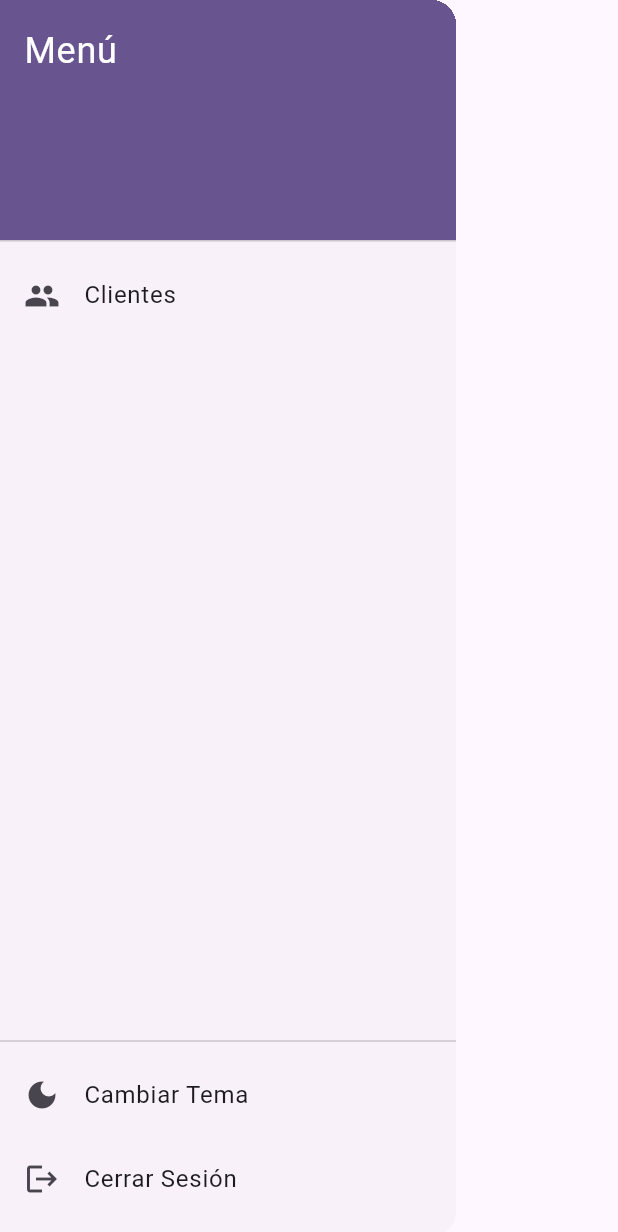
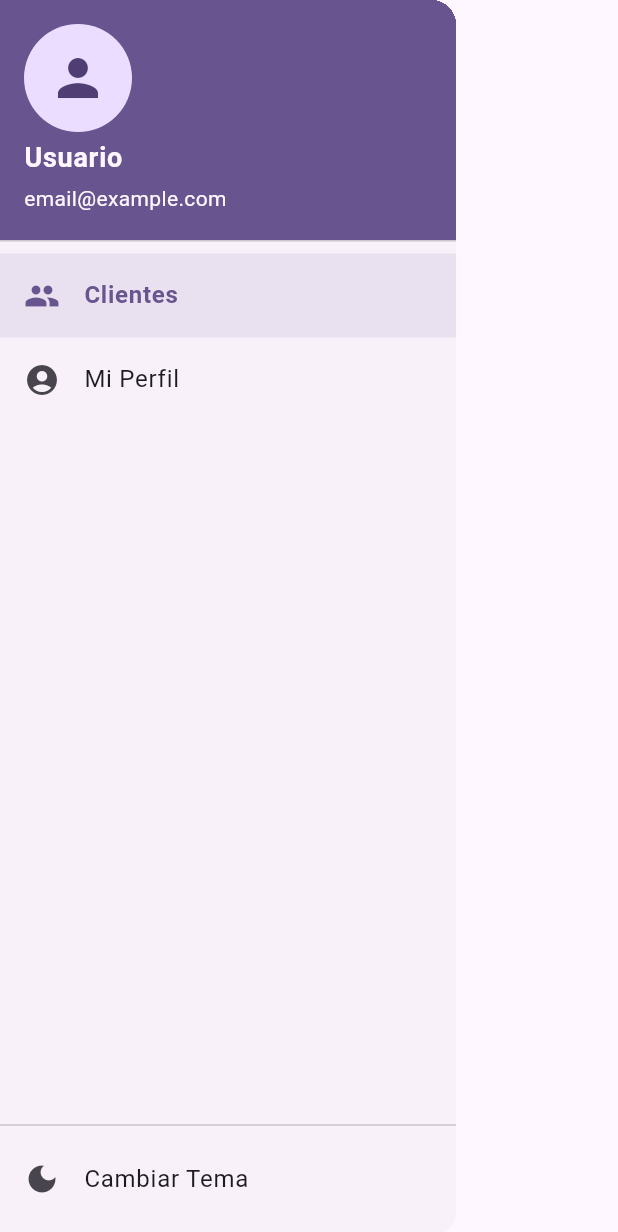
Before and after one commit to tumbururesort-byte/centro_canino_app, a Flutter app: the AppDrawer widget shown alone on an empty page, opened directly, on a phone screen of 412 x 824 dp. Shown: the top 1232 px of the screen. Run offline on Flutter 3.47's test engine with Material 3 defaults, Android fonts, the phone set to English and light mode, and no system bars; our stand-ins replace drift, google_fonts, shared_preferences; accounts and stored records are empty; generated files the repository leaves out were written again.

Commit message:
feat: Implementa perfil de usuario y mejora la navegación

```diff
--- a/lib/providers/auth_provider.dart
+++ b/lib/providers/auth_provider.dart
@@ -1,3 +1,4 @@
+
 import 'package:flutter/material.dart';
 import 'package:shared_preferences/shared_preferences.dart';
 import '../data/remote/odoo_service.dart';
@@ -9,19 +10,24 @@ class AuthProvider with ChangeNotifier {
   OdooService? get odooService => _odooService;
   bool get isLoggedIn => _odooService != null && _odooService!.uid != null;
   int? get uid => _odooService?.uid;
+  String? get userName => _odooService?.userName;
+  String? get userLogin => _odooService?.userLogin;
+  String? get serverUrl => _odooService?.url;
+  String? get dbName => _odooService?.db;
 
-  bool _autoLoginAttempted = false; // Para evitar reintentos infinitos
+  bool _autoLoginAttempted = false;
 
   AuthProvider({required this.sharedPreferences});
 
   Future<void> login(OdooService service) async {
     _odooService = service;
 
-    // Guardar sesión
     await sharedPreferences.setString('odoo_url', service.url);
     await sharedPreferences.setString('odoo_db', service.dbName);
     await sharedPreferences.setString('odoo_session_id', service.sessionId!);
     await sharedPreferences.setInt('odoo_uid', service.uid!);
+    await sharedPreferences.setString('odoo_user_name', service.userName!);
+    await sharedPreferences.setString('odoo_user_login', service.userLogin!);
 
     notifyListeners();
   }
@@ -30,16 +36,11 @@ class AuthProvider with ChangeNotifier {
     _odooService?.dispose();
     _odooService = null;
 
-    // Limpiar sesión guardada
-    await sharedPreferences.remove('odoo_url');
-    await sharedPreferences.remove('odoo_db');
-    await sharedPreferences.remove('odoo_session_id');
-    await sharedPreferences.remove('odoo_uid');
+    await sharedPreferences.clear(); // Limpiamos todo por simplicidad
 
     notifyListeners();
   }
 
-  // Intenta loguearse automáticamente al iniciar la app.
   Future<void> tryAutoLogin() async {
     if (_autoLoginAttempted) return;
     _autoLoginAttempted = true;
@@ -48,18 +49,17 @@ class AuthProvider with ChangeNotifier {
     final db = sharedPreferences.getString('odoo_db');
     final sessionId = sharedPreferences.getString('odoo_session_id');
     final uid = sharedPreferences.getInt('odoo_uid');
+    final userName = sharedPreferences.getString('odoo_user_name');
+    final userLogin = sharedPreferences.getString('odoo_user_login');
 
-    if (url != null && db != null && sessionId != null && uid != null) {
+    if (url != null && db != null && sessionId != null && uid != null && userName != null && userLogin != null) {
       try {
-        // Creamos una instancia de OdooService con los datos guardados
         final service = OdooService(serverUrl: url, dbName: db);
-        // Restauramos la sesión
-        service.restoreSession(sessionId, uid);
+        service.restoreSession(sessionId, uid, userName, userLogin);
 
         _odooService = service;
         notifyListeners();
       } catch (e) {
-        // Si falla la restauración, limpiamos las credenciales corruptas
         await logout();
       }
     }
--- a/lib/providers/navigation_provider.dart
+++ b/lib/providers/navigation_provider.dart
@@ -1,35 +1,40 @@
+
 import 'package:flutter/material.dart';
-import '../pages/clientes_page.dart';
+
+// Enum para representar las páginas principales de la aplicación
+enum AppPage {
+  clientes,
+  perfil,
+}
 
 class NavigationProvider with ChangeNotifier {
-  Widget _currentPage = const ClientesPage();
-  String _currentPageTitle = 'Clientes';
+  AppPage _currentPage = AppPage.clientes; // Página inicial
   VoidCallback? _fabAction;
+  String _searchQuery = '';
 
-  // Propiedades para la búsqueda
-  String _searchQuery = '';
+  // Getters públicos
+  AppPage get currentPage => _currentPage;
+  VoidCallback? get fabAction => _fabAction;
   String get searchQuery => _searchQuery;
 
+  // Cambia la página actual
+  void changePage(AppPage page) {
+    if (_currentPage == page) return; // No hacer nada si ya estamos en la página
+
+    _currentPage = page;
+    _fabAction = null; // Reseteamos la acción del FAB
+    _searchQuery = ''; // Reseteamos la búsqueda
+    notifyListeners();
+  }
+
+  // Métodos para la búsqueda
   void updateSearchQuery(String query) {
     _searchQuery = query;
     notifyListeners();
   }
 
-
-  Widget get currentPage => _currentPage;
-  String get currentPageTitle => _currentPageTitle;
-  VoidCallback? get fabAction => _fabAction;
-
-  void changePage(Widget page, String title) {
-    _currentPage = page;
-    _currentPageTitle = title;
-    _fabAction = null; // Reseteamos la acción al cambiar de página
-    updateSearchQuery(''); // Y también reseteamos la búsqueda
-    notifyListeners();
-  }
-
+  // Métodos para el FAB
   void registerFabAction(VoidCallback action) {
-    // Usamos un post-frame callback para evitar errores de "setState durante un build"
     WidgetsBinding.instance.addPostFrameCallback((_) {
       _fabAction = action;
       notifyListeners();
--- a/lib/widgets/app_drawer.dart
+++ b/lib/widgets/app_drawer.dart
@@ -1,15 +1,17 @@
+
 import 'package:flutter/material.dart';
 import 'package:provider/provider.dart';
 import '../providers/navigation_provider.dart';
 import '../providers/theme_provider.dart';
 import '../providers/auth_provider.dart';
-import '../pages/clientes_page.dart';
 
 class AppDrawer extends StatelessWidget {
   const AppDrawer({super.key});
 
   @override
   Widget build(BuildContext context) {
+    // Leemos los providers una sola vez al inicio del build
+    final authProvider = context.watch<AuthProvider>();
     final navigationProvider = context.read<NavigationProvider>();
     final themeProvider = context.read<ThemeProvider>();
 
@@ -20,25 +22,34 @@ class AppDrawer extends StatelessWidget {
             child: ListView(
               padding: EdgeInsets.zero,
               children: <Widget>[
-                DrawerHeader(
+                UserAccountsDrawerHeader(
+                  accountName: Text(
+                    authProvider.userName ?? 'Usuario',
+                    style: TextStyle(fontSize: 18, fontWeight: FontWeight.bold),
+                  ),
+                  accountEmail: Text(authProvider.userLogin ?? 'email@example.com'),
+                  currentAccountPicture: CircleAvatar(
+                    child: Icon(Icons.person, size: 40),
+                  ),
                   decoration: BoxDecoration(
                     color: Theme.of(context).colorScheme.primary,
                   ),
-                  child: Text(
-                    'Menú',
-                    style: TextStyle(
-                      color: Theme.of(context).colorScheme.onPrimary,
-                      fontSize: 24,
-                    ),
-                  ),
                 ),
-                ListTile(
-                  leading: const Icon(Icons.people),
-                  title: const Text('Clientes'),
-                  onTap: () {
-                    navigationProvider.changePage(const ClientesPage(), 'Clientes');
-                    Navigator.pop(context);
-                  },
+
+                _buildDrawerItem(
+                  context: context,
+                  icon: Icons.people,
+                  title: 'Clientes',
+                  page: AppPage.clientes,
+                  isSelected: navigationProvider.currentPage == AppPage.clientes,
+                ),
+
+                _buildDrawerItem(
+                  context: context,
+                  icon: Icons.account_circle,
+                  title: 'Mi Perfil',
+                  page: AppPage.perfil,
+                  isSelected: navigationProvider.currentPage == AppPage.perfil,
                 ),
               ],
             ),
@@ -51,17 +62,30 @@ class AppDrawer extends StatelessWidget {
               themeProvider.toggleTheme();
             },
           ),
-          ListTile(
-            leading: const Icon(Icons.logout),
-            title: const Text('Cerrar Sesión'),
-            onTap: () {
-              context.read<AuthProvider>().logout();
-              Navigator.pop(context); // Cierra el drawer
-            },
-          ),
           const SizedBox(height: 10)
         ],
       ),
     );
   }
+
+  // Widget helper para crear los elementos del menú
+  Widget _buildDrawerItem({
+    required BuildContext context,
+    required IconData icon,
+    required String title,
+    required AppPage page,
+    required bool isSelected,
+  }) {
+    return ListTile(
+      leading: Icon(icon),
+      title: Text(title, style: TextStyle(fontWeight: isSelected ? FontWeight.bold : FontWeight.normal)),
+      onTap: () {
+        context.read<NavigationProvider>().changePage(page);
+        Navigator.pop(context); // Cierra el drawer
+      },
+      selected: isSelected,
+      // Usamos withAlpha para la opacidad, que es la forma moderna
+      selectedTileColor: Theme.of(context).colorScheme.primary.withAlpha((255 * 0.1).round()),
+    );
+  }
 }
```
Also changed, not shown: lib/data/remote/odoo_service.dart (+14 -5 lines), lib/pages/clientes_page.dart (+9 -5 lines), lib/pages/profile_page.dart (added, +139 -0 lines), lib/widgets/main_scaffold.dart (+27 -59 lines).
